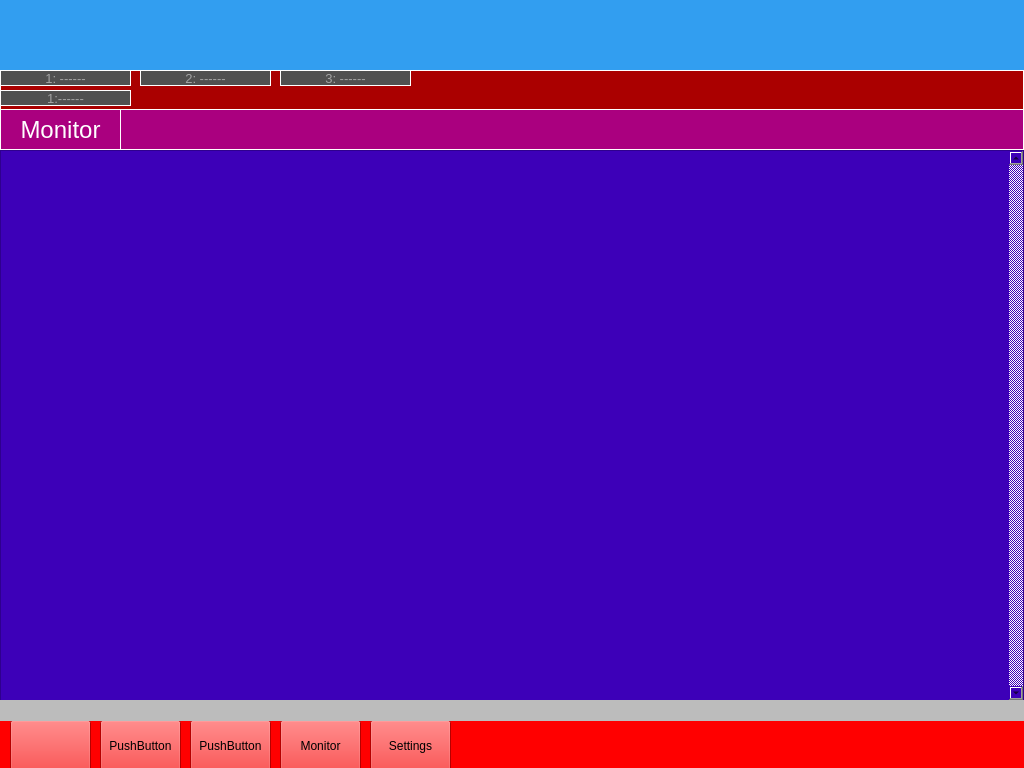
This is gp3.ui in MichTronics/GPPy as Qt 5 draws it before an edit. The edited form follows.
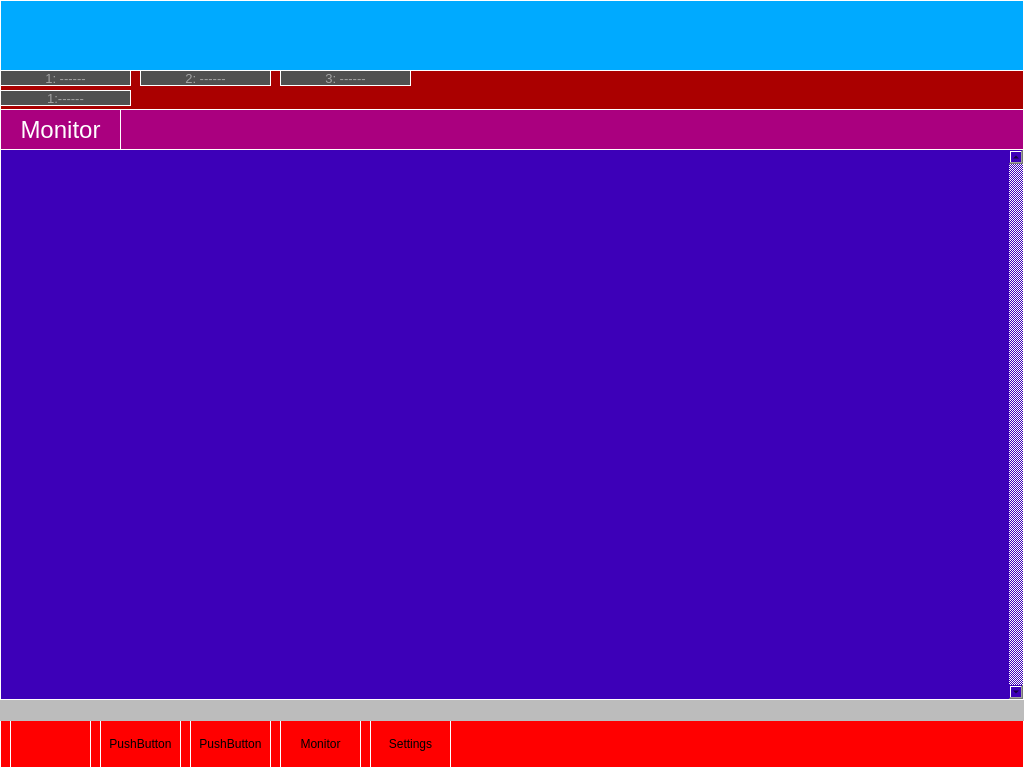
This is the edited form. Icons and pictures are not drawn.

```diff
--- a/gp3.ui
+++ b/gp3.ui
@@ -465,7 +465,7 @@
       <x>0</x>
       <y>720</y>
       <width>1024</width>
-      <height>51</height>
+      <height>48</height>
      </rect>
     </property>
     <property name="palette">
@@ -556,8 +556,8 @@
         <brush brushstyle="SolidPattern">
          <color alpha="255">
           <red>255</red>
-          <green>255</green>
-          <blue>255</blue>
+          <green>0</green>
+          <blue>0</blue>
          </color>
         </brush>
        </colorrole>
@@ -693,8 +693,8 @@
         <brush brushstyle="SolidPattern">
          <color alpha="255">
           <red>255</red>
-          <green>255</green>
-          <blue>255</blue>
+          <green>0</green>
+          <blue>0</blue>
          </color>
         </brush>
        </colorrole>
@@ -884,7 +884,13 @@
      </palette>
     </property>
     <property name="autoFillBackground">
-     <bool>true</bool>
+     <bool>false</bool>
+    </property>
+    <property name="styleSheet">
+     <string notr="true">border-color: rgb(255, 255, 255);
+background-color: rgb(255, 0, 0);
+border-style: outset;
+border-width: 1px;</string>
     </property>
     <widget class="QPushButton" name="pBMheard">
      <property name="geometry">
@@ -892,7 +898,7 @@
        <x>10</x>
        <y>0</y>
        <width>81</width>
-       <height>51</height>
+       <height>48</height>
       </rect>
      </property>
      <property name="text">
@@ -915,7 +921,7 @@
        <x>100</x>
        <y>0</y>
        <width>81</width>
-       <height>51</height>
+       <height>48</height>
       </rect>
      </property>
      <property name="text">
@@ -928,7 +934,7 @@
        <x>190</x>
        <y>0</y>
        <width>81</width>
-       <height>51</height>
+       <height>48</height>
       </rect>
      </property>
      <property name="text">
@@ -941,9 +947,12 @@
        <x>370</x>
        <y>0</y>
        <width>81</width>
-       <height>51</height>
+       <height>48</height>
       </rect>
      </property>
+     <property name="autoFillBackground">
+      <bool>false</bool>
+     </property>
      <property name="text">
       <string>Settings</string>
      </property>
@@ -954,7 +963,7 @@
        <x>280</x>
        <y>0</y>
        <width>81</width>
-       <height>51</height>
+       <height>48</height>
       </rect>
      </property>
      <property name="text">
@@ -966,7 +975,7 @@
     <property name="geometry">
      <rect>
       <x>0</x>
-      <y>150</y>
+      <y>149</y>
       <width>1024</width>
       <height>571</height>
      </rect>
@@ -996,7 +1005,10 @@
       </font>
      </property>
      <property name="styleSheet">
-      <string notr="true">font: 75 14pt &quot;MS Shell Dlg 2&quot;;</string>
+      <string notr="true">font: 75 14pt &quot;MS Shell Dlg 2&quot;;
+border-color: rgb(255, 255, 255);
+border-style: outset;
+border-width: 1px;</string>
      </property>
      <property name="verticalScrollBarPolicy">
       <enum>Qt::ScrollBarAlwaysOn</enum>
@@ -1222,7 +1234,7 @@
       <x>0</x>
       <y>720</y>
       <width>1024</width>
-      <height>51</height>
+      <height>48</height>
      </rect>
     </property>
     <property name="palette">
@@ -1641,7 +1653,12 @@
      </palette>
     </property>
     <property name="autoFillBackground">
-     <bool>true</bool>
+     <bool>false</bool>
+    </property>
+    <property name="styleSheet">
+     <string notr="true">border-color: rgb(255, 255, 255);
+border-style: outset;
+border-width: 1px;</string>
     </property>
     <widget class="QPushButton" name="pBConnectCh1">
      <property name="geometry">
@@ -1649,7 +1666,7 @@
        <x>10</x>
        <y>0</y>
        <width>81</width>
-       <height>51</height>
+       <height>48</height>
       </rect>
      </property>
      <property name="text">
@@ -1672,7 +1689,7 @@
        <x>100</x>
        <y>0</y>
        <width>81</width>
-       <height>51</height>
+       <height>48</height>
       </rect>
      </property>
      <property name="text">
@@ -1685,7 +1702,7 @@
        <x>190</x>
        <y>0</y>
        <width>81</width>
-       <height>51</height>
+       <height>48</height>
       </rect>
      </property>
      <property name="text">
@@ -1698,7 +1715,7 @@
        <x>370</x>
        <y>0</y>
        <width>81</width>
-       <height>51</height>
+       <height>48</height>
       </rect>
      </property>
      <property name="text">
@@ -1711,13 +1728,35 @@
        <x>280</x>
        <y>0</y>
        <width>81</width>
-       <height>51</height>
+       <height>48</height>
       </rect>
      </property>
      <property name="text">
       <string>Monitor</string>
      </property>
     </widget>
+    <widget class="QPushButton" name="pBDiscCh1">
+     <property name="geometry">
+      <rect>
+       <x>10</x>
+       <y>0</y>
+       <width>81</width>
+       <height>48</height>
+      </rect>
+     </property>
+     <property name="styleSheet">
+      <string notr="true">background-color: rgb(255, 170, 0);</string>
+     </property>
+     <property name="text">
+      <string>Discconnect</string>
+     </property>
+    </widget>
+    <zorder>pBDiscCh1</zorder>
+    <zorder>pBConnectCh1</zorder>
+    <zorder>pushButton_9</zorder>
+    <zorder>pushButton_10</zorder>
+    <zorder>pBSettings_3</zorder>
+    <zorder>pBMonitorCh1</zorder>
    </widget>
    <widget class="QWidget" name="widStatusBot" native="true">
     <property name="geometry">
@@ -1732,7 +1771,37 @@
      <string notr="true">background-color: rgb(188, 188, 188);</string>
     </property>
    </widget>
-   <zorder>widChan1</zorder>
+   <widget class="QWidget" name="widInput" native="true">
+    <property name="geometry">
+     <rect>
+      <x>0</x>
+      <y>0</y>
+      <width>1024</width>
+      <height>70</height>
+     </rect>
+    </property>
+    <widget class="QTextEdit" name="tEInput">
+     <property name="geometry">
+      <rect>
+       <x>0</x>
+       <y>0</y>
+       <width>1024</width>
+       <height>71</height>
+      </rect>
+     </property>
+     <property name="toolTipDuration">
+      <number>0</number>
+     </property>
+     <property name="styleSheet">
+      <string notr="true">font: 75 14pt &quot;MS Shell Dlg 2&quot;;
+color: rgb(0, 0, 0);
+background-color: rgb(0, 170, 255);
+border-color: rgb(255, 255, 255);
+border-style: outset;
+border-width: 1px;</string>
+     </property>
+    </widget>
+   </widget>
    <zorder>widButtonsCh1</zorder>
    <zorder>widButtons</zorder>
    <zorder>widMheard</zorder>
```
Left out of the diff: 2 changed lines with no effect on the pictures.
